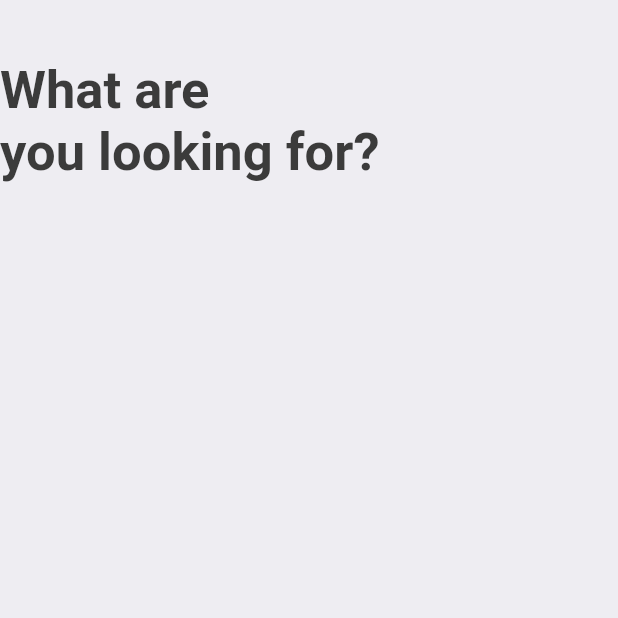
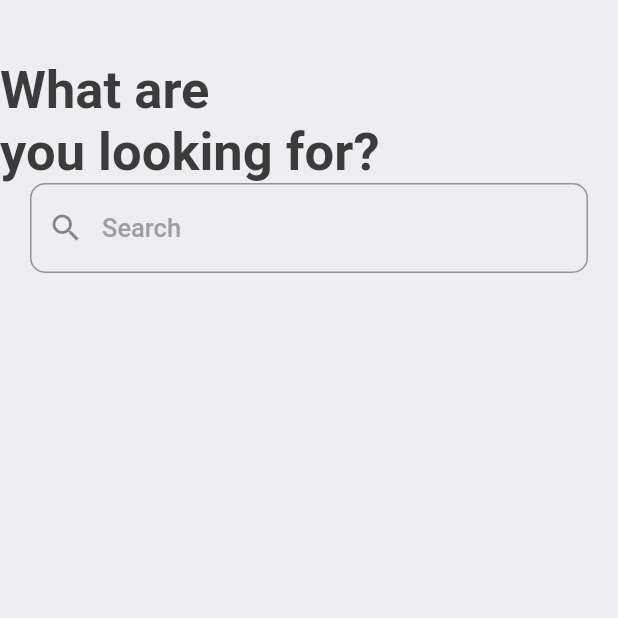
Before and after one commit to VinicioSantos/TicketBookAppFlutterStudyCase, a Flutter app: the SearchScreen screen opened directly, on a phone screen of 412 x 824 dp, the top half of it. Run offline on Flutter 3.47's test engine with Material 2 defaults, Android fonts, the phone set to English and light mode, and no system bars; our stand-ins replace fluentui_icons, gap, get.

Commit message:
add a search text field

```diff
--- a/lib/scrrens/search_screen.dart
+++ b/lib/scrrens/search_screen.dart
@@ -18,7 +18,17 @@ class SearchScreen extends StatelessWidget {
           Text("What are\nyou looking for?",
               style: Styles.headLineStyle.copyWith(fontSize: 35),
               textAlign: TextAlign.start),
-          Container()
+          Container(
+            margin: EdgeInsets.symmetric(horizontal: AppLayout.getWidth(20)),
+            child: TextField(
+              decoration: InputDecoration(
+                  hintText: "Search",
+                  hintStyle: Styles.headLineStyle3,
+                  prefixIcon: Icon(Icons.search),
+                  border: OutlineInputBorder(
+                      borderRadius: BorderRadius.circular(10))),
+            ),
+          )
         ],
       ),
     );
```
